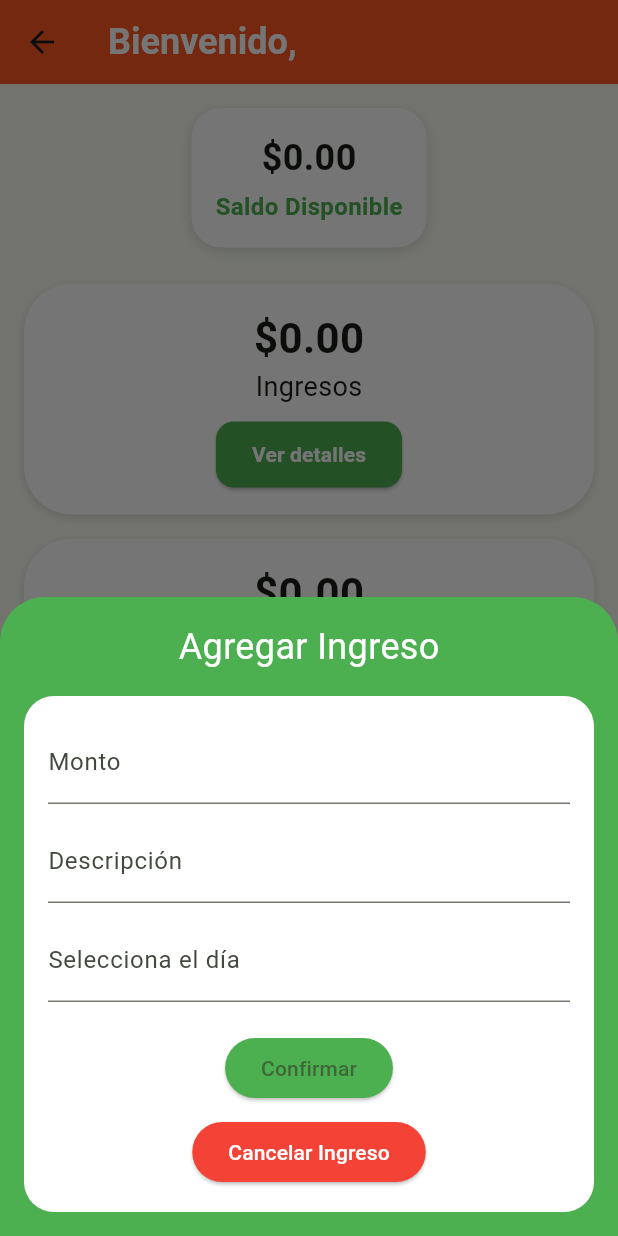
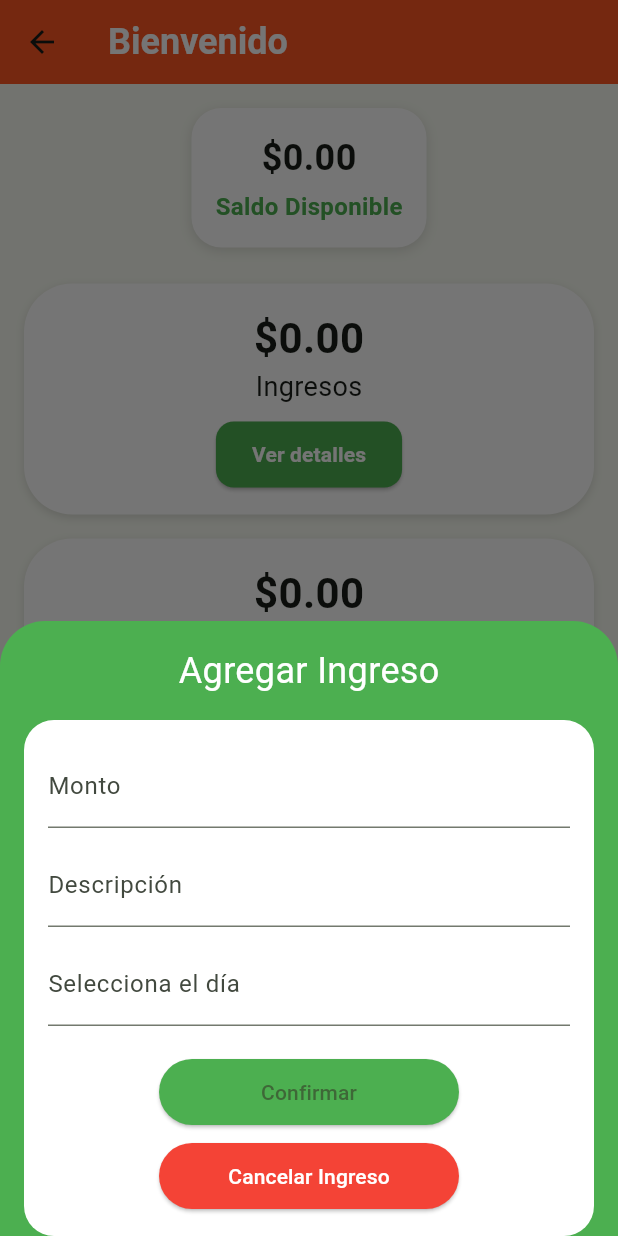
Before and after one commit to ESIT-DAM-APK/SpendWise_App, a Flutter app: the DashboardScreen screen opened directly with empty values, after a tap on the "arrow upward" icon, on a phone screen of 412 x 824 dp. Run offline on Flutter 3.47's test engine with Material 3 defaults, Android fonts, the phone set to English and light mode, and no system bars; our stand-ins replace flutter_keyboard_visibility, sqflite; accounts and stored records are empty; project files that could hold a hidden picture were left out.

Commit message:
fix reset DB para produccion

```diff
--- a/lib/database/transac_database.dart
+++ b/lib/database/transac_database.dart
@@ -1,6 +1,6 @@
 import 'package:sqflite/sqflite.dart';
 import 'package:path/path.dart';
-import '../transac_item.dart';
+import '../models/transac_item.dart';
 import 'dart:developer';
 import '../models/user_model.dart';
 
--- a/lib/helpers/modal_helpers.dart
+++ b/lib/helpers/modal_helpers.dart
@@ -1,6 +1,6 @@
 import 'package:flutter/material.dart';
-import 'package:test_flutter/widgets/add_transac_form.dart';
-import 'package:test_flutter/transac_item.dart';
+import 'package:test_flutter/views/add_transac_form.dart';
+import 'package:test_flutter/models/transac_item.dart';
 import 'package:test_flutter/database/transac_database.dart'; // Ajusta el path
 import 'package:flutter_keyboard_visibility/flutter_keyboard_visibility.dart';
 
--- a/lib/main.dart
+++ b/lib/main.dart
@@ -9,7 +9,7 @@
   WidgetsFlutterBinding.ensureInitialized();
 
   Future(() async {
-    const bool isDevelopment = true; // Cambiar a false en producción
+    const bool isDevelopment = false;  // Cambiar a false en producción
 
     if (isDevelopment) {
       await TransacDatabase.instance.deleteAppDatabase();
@@ -45,7 +45,7 @@
 class _MyHomePageState extends State<MyHomePage> {
   int _selectedIndex = 0;
   String? _filterTipo;
-  int currentUserId = 1; // Esto debería venir de tu sistema de autenticación
+  int currentUserId = 1 ; // Esto debería venir de tu sistema de autenticación
   bool _ignoreNavBarTap = false;
   String currentUserName = "Usuario"; // Nombre del usuario - inicializado por defecto
 
--- a/lib/views/add_transac.dart
+++ b/lib/views/add_transac.dart
@@ -1,6 +1,6 @@
 import 'package:flutter/material.dart';
 import 'package:test_flutter/database/transac_database.dart'; // Ajusta el path
-import '../transac_item.dart';
+import '../models/transac_item.dart';
 
 class FormTransac extends StatefulWidget {
   final VoidCallback? onSaved;
--- a/lib/widgets/add_transac_form.dart
+++ b/lib/views/add_transac_form.dart
@@ -1,6 +1,6 @@
 import 'package:flutter/material.dart';
 import '../helpers/modal_helpers.dart';
-import 'package:test_flutter/transac_item.dart';
+import 'package:test_flutter/models/transac_item.dart';
 import 'package:test_flutter/database/transac_database.dart';
 
 class AddTransacForm extends StatefulWidget {
@@ -118,13 +118,19 @@
     final Color btnTextColor = Colors.white;
 
     return Container(
-      padding: const EdgeInsets.all(16),
+      padding: EdgeInsets.only(
+        bottom: MediaQuery.of(context).viewInsets.bottom,
+        left: 16,
+        right: 16,
+        top: 16,
+      ),
       decoration: BoxDecoration(
         color: bgColor,
         borderRadius: const BorderRadius.vertical(top: Radius.circular(30)),
       ),
       child: SingleChildScrollView(
         child: Column(
+          mainAxisSize: MainAxisSize.min,
           children: [
             Text(
               widget.existingItem != null ? 'Editar ${widget.type}' : 'Agregar ${widget.type}',
@@ -138,6 +144,7 @@
                 borderRadius: BorderRadius.circular(20),
               ),
               child: Column(
+                mainAxisSize: MainAxisSize.min,
                 children: [
                   TextFormField(
                     controller: _amountController,
@@ -157,24 +164,34 @@
                     onTap: () => _selectDate(context),
                   ),
                   const SizedBox(height: 20),
-                  ElevatedButton(
+                  Center( // Envolvemos los botones en Center para controlar su ancho
+                    child: SizedBox( // Definimos un ancho específico para los botones
+                      width: 200, // Ajusta este valor según necesites
+                      child: ElevatedButton(
                         onPressed: _saveOrUpdateTransaction,
                         style: ElevatedButton.styleFrom(
                           backgroundColor: Colors.green,
+                          padding: const EdgeInsets.symmetric(vertical: 12),
                         ),
                         child: Text(widget.existingItem != null ? 'Actualizar' : 'Confirmar'),
                       ),
+                    ),
+                  ),
                   const SizedBox(height: 8),
-                  ElevatedButton(
-                    onPressed: () {
-                      Navigator.pop(context);
-                    },
+                  Center(
+                    child: SizedBox(
+                      width: 200, // Mismo ancho que el botón anterior
+                      child: ElevatedButton(
+                        onPressed: () => Navigator.pop(context),
                         style: ElevatedButton.styleFrom(
                           backgroundColor: btnColor,
+                          padding: const EdgeInsets.symmetric(vertical: 12),
                         ),
                         child: Text(
                           'Cancelar $btnText',
                           style: TextStyle(color: btnTextColor),
+                        ),
+                      ),
                     ),
                   ),
                 ],
--- a/lib/views/dashboard_view.dart
+++ b/lib/views/dashboard_view.dart
@@ -28,10 +28,15 @@
 
   @override
   Widget build(BuildContext context) {
+    final appBarHeight = AppBar().preferredSize.height;
+    final mediaQuery = MediaQuery.of(context);
+
     return Scaffold(
+      resizeToAvoidBottomInset: true,
       appBar: AppBar(
-        title: Text('Bienvenido, ${widget.userName}', // Muestra el nombre
-               style: const TextStyle(fontSize: 24, color: Colors.white, fontWeight: FontWeight.bold)),        backgroundColor: Colors.deepOrange,
+        title: Text('Bienvenido',
+          style: const TextStyle(fontSize: 24, color: Colors.white, fontWeight: FontWeight.bold)),
+        backgroundColor: Colors.deepOrange,
         centerTitle: false,
       ),
       body: FutureBuilder<Map<String, double>>(
@@ -50,11 +55,17 @@
             final totalGastos = snapshot.data?['gastos'] ?? 0.0;
             final saldo = totalIngresos - totalGastos;
 
-            return Padding(
+            return SingleChildScrollView(
               padding: const EdgeInsets.all(16.0),
+              child: ConstrainedBox(
+                constraints: BoxConstraints(
+                  minHeight: mediaQuery.size.height - appBarHeight - mediaQuery.padding.top,
+                ),
                 child: Column(
+                  mainAxisSize: MainAxisSize.min,
                   crossAxisAlignment: CrossAxisAlignment.center,
                   children: [
+                    // ... resto de tu contenido igual ...
                     Container(
                       padding: const EdgeInsets.all(16),
                       decoration: BoxDecoration(
@@ -89,7 +100,7 @@
                       amount: totalIngresos,
                       color: Colors.green,
                       onPressed: () {
-                      widget.onVerDetalles?.call('Ingreso'); // title será 'Ingreso' o 'Gasto'
+                        widget.onVerDetalles?.call('Ingreso');
                       },
                     ),
                     const SizedBox(height: 16),
@@ -99,10 +110,10 @@
                       amount: totalGastos,
                       color: Colors.red,
                       onPressed: () {
-                      widget.onVerDetalles?.call('Gasto'); // title será 'Ingreso' o 'Gasto'
+                        widget.onVerDetalles?.call('Gasto');
                       },
                     ),
-                  const Spacer(),
+                    SizedBox(height: mediaQuery.size.height * 0.1),
                     Row(
                       mainAxisAlignment: MainAxisAlignment.spaceEvenly,
                       children: [
@@ -112,7 +123,7 @@
                           onPressed: () => showAddIngresoModal(
                             context,
                             refreshData: _refreshData,
-                          userId: widget.userId, // Accede a userId a través de widget
+                            userId: widget.userId,
                           ),
                         ),
                         _buildNavButton(
@@ -120,14 +131,15 @@
                           color: Colors.red,
                           onPressed: () => showAddGastoModal(
                             context,
-                          refreshData: _refreshData, // Aquí también
-                          userId: widget.userId, // Accede a userId a través de widget
+                            refreshData: _refreshData,
+                            userId: widget.userId,
                           ),
                         ),
                       ],
                     ),
                     const SizedBox(height: 16),
                   ],
+                ),
               ),
             );
           }
--- a/lib/views/history_transac.dart
+++ b/lib/views/history_transac.dart
@@ -1,8 +1,8 @@
 import 'package:flutter/material.dart';
 import 'package:test_flutter/database/transac_database.dart';
-import 'package:test_flutter/transac_item.dart';
+import 'package:test_flutter/models/transac_item.dart';
 import 'package:intl/intl.dart';
-import 'package:test_flutter/widgets/add_transac_form.dart';
+import 'package:test_flutter/views/add_transac_form.dart';
 
 class HistoryTransac extends StatefulWidget {
   final String? filtroTipo;
--- a/lib/views/menu_view.dart
+++ b/lib/views/menu_view.dart
@@ -40,7 +40,7 @@
         const SizedBox(height: 10),
         ListTile( // Eliminado 'const' aquí
           title: const Text("Bienvenido", style: TextStyle(color: Colors.grey)),
-          subtitle: Text("Usuario $userId", style: const TextStyle(fontWeight: FontWeight.bold)),
+         // subtitle: Text("Usuario $userId", style: const TextStyle(fontWeight: FontWeight.bold)),
         ),
         const Divider(),
         ListTile(
--- a/lib/views/view_transacs.dart
+++ b/lib/views/view_transacs.dart
@@ -1,6 +1,6 @@
 import 'package:flutter/material.dart';
 import 'package:test_flutter/database/transac_database.dart';
-import 'package:test_flutter/transac_item.dart';
+import 'package:test_flutter/models/transac_item.dart';
 
 class ViewTransacs extends StatefulWidget {
   const ViewTransacs({super.key});
```
Also changed, not shown: lib/models/transac_item.dart (renamed from lib/transac_item.dart), 1 other file. Lines whose indentation alone changed are shown as unchanged.
